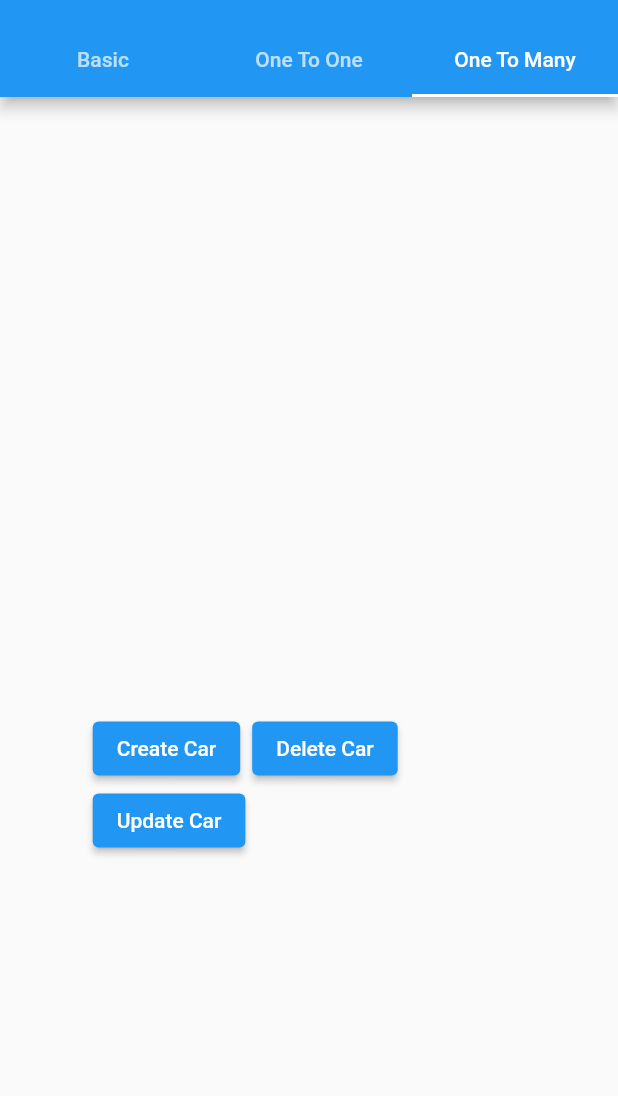
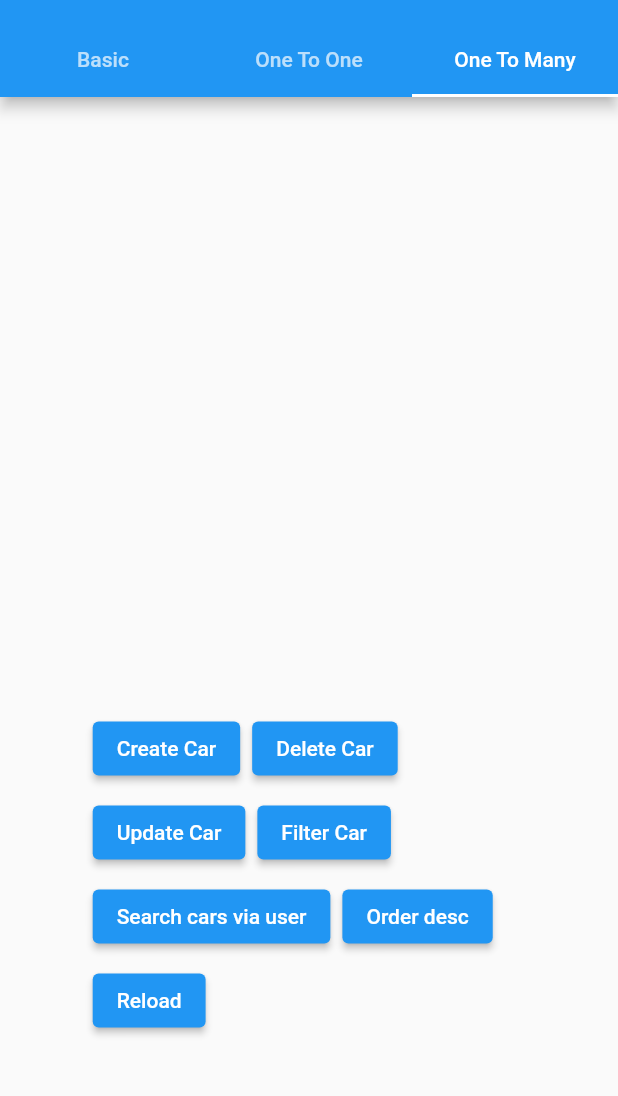
Before and after one commit to w99910/wazeloquent, a Flutter app: the screen it shows after launch, tab 3 chosen, scrolled down 104 dp, after a tap on "Create Car", on a phone screen of 412 x 824 dp, the part 59-1155 px from its top. Run offline on Flutter 3.47's test engine with Material 2 defaults, Android fonts, the phone set to English and light mode, and no system bars; our stand-ins replace sqflite; accounts and stored records are empty.

Commit message:
working on 121 and 12Many

```diff
--- a/example/lib/models/car.dart
+++ b/example/lib/models/car.dart
@@ -28,13 +28,15 @@ class Car extends RelationshipModel with OneToOne {
         id: int.parse(data['id'].toString()),
         userId: data['user_id'].toString(),
         name: data['name'].toString());
-    car.user = await car.getUser();
+    var users = await (await car.getUser()).get();
+    if (users != null && users.isNotEmpty) {
+      car.user = User.fromDB(users.first);
+    }
     return car;
   }
 
-  Future<User> getUser() async {
-    var user = await belongsTo('users');
-    return User.fromDB(user!);
+  Future<RelationshipModel> getUser() async {
+    return belongsTo('users');
   }
 
   @override
@@ -50,16 +52,4 @@ class Car extends RelationshipModel with OneToOne {
         'createdAt': createdAt?.toIso8601String(),
         'updatedAt': updatedAt?.toIso8601String()
       };
-
-  @override
-  // TODO: implement columns
-  List<String> get columns => throw UnimplementedError();
-
-  @override
-  // TODO: implement getPrimaryColumn
-  String get getPrimaryColumn => throw UnimplementedError();
-
-  @override
-  // TODO: implement tableName
-  String get tableName => throw UnimplementedError();
 }
--- a/example/lib/models/user.dart
+++ b/example/lib/models/user.dart
@@ -1,6 +1,5 @@
 import 'dart:developer';
 
-import 'package:example/eloquents/car.dart';
 import 'package:example/eloquents/user.dart';
 import 'package:example/models/car.dart';
 import 'package:wazeloquent/wazeloquent.dart';
@@ -12,7 +11,7 @@ class User extends RelationshipModel with OneToOne, OneToMany {
   DateTime? createdAt;
   DateTime? updatedAt;
   Car? car;
-  final List<Car> cars = [];
+  List<Car> cars = [];
   User(
       {required this.id,
       required this.name,
@@ -29,21 +28,12 @@ class User extends RelationshipModel with OneToOne, OneToMany {
         updatedAt: DateTime.parse(user['updatedAt'].toString()));
   }
 
-  Future<Car?> getCar() async {
-    var car = await hasOne('cars');
-    if (car != null) {
-      return Car.fromDB(car);
-    }
-    return null;
+  Future<RelationshipModel> getCar() async {
+    return hasOne('cars');
   }
 
-  Future<List<Car>> getCars() async {
-    var data = await hasMany('cars');
-    List<Car> cars = [];
-    for (var car in data) {
-      cars.add(Car.fromDB(car));
-    }
-    return cars;
+  Future<RelationshipModel> getCars() async {
+    return hasMany('cars');
   }
 
   static Future<User> withCar(Map<String, Object?> data) async {
@@ -53,7 +43,10 @@ class User extends RelationshipModel with OneToOne, OneToMany {
         password: data['password'].toString(),
         createdAt: DateTime.parse(data['createdAt'].toString()),
         updatedAt: DateTime.parse(data['updatedAt'].toString()));
-    user.car = await user.getCar();
+    var cars = await (await user.getCar()).get();
+    if (cars != null && cars.isNotEmpty) {
+      user.car = Car.fromDB(cars.first);
+    }
     return user;
   }
 
@@ -64,7 +57,12 @@ class User extends RelationshipModel with OneToOne, OneToMany {
         password: data['password'].toString(),
         createdAt: DateTime.parse(data['createdAt'].toString()),
         updatedAt: DateTime.parse(data['updatedAt'].toString()));
-    user.cars.addAll(await user.getCars());
+    var cars = await (await user.getCars()).get();
+    if (cars != null && cars.isNotEmpty) {
+      for (var car in cars) {
+        user.cars.add(Car.fromDB(car));
+      }
+    }
     return user;
   }
 
@@ -81,16 +79,4 @@ class User extends RelationshipModel with OneToOne, OneToMany {
         'createdAt': createdAt?.toIso8601String(),
         'updatedAt': updatedAt?.toIso8601String()
       };
-
-  @override
-  // TODO: implement columns
-  List<String> get columns => throw UnimplementedError();
-
-  @override
-  // TODO: implement getPrimaryColumn
-  String get getPrimaryColumn => throw UnimplementedError();
-
-  @override
-  // TODO: implement tableName
-  String get tableName => throw UnimplementedError();
 }
--- a/example/lib/pages/basic.dart
+++ b/example/lib/pages/basic.dart
@@ -155,6 +155,7 @@ class _BasicState extends State<Basic> {
             width: size.width * 0.7,
             child: Wrap(
               spacing: 8,
+              runSpacing: 8,
               children: [
                 ElevatedButton(
                     onPressed: createUser, child: const Text('Create User')),
--- a/example/lib/pages/one_to_many.dart
+++ b/example/lib/pages/one_to_many.dart
@@ -34,10 +34,10 @@ class _OneToManyWidgetState extends State<OneToManyWidget> {
     super.initState();
   }
 
-  showSnack(String message) {
+  showSnack(String message, {Duration? duration}) {
     ScaffoldMessenger.of(context).showSnackBar(SnackBar(
       content: Text(message),
-      duration: const Duration(milliseconds: 600),
+      duration: duration ?? const Duration(milliseconds: 600),
     ));
   }
 
@@ -84,7 +84,7 @@ class _OneToManyWidgetState extends State<OneToManyWidget> {
       showSnack('Empty User');
       return;
     }
-    var data = await carEloquent.create(values: {
+    var data = await carEloquent.create({
       'name': carNames[Random().nextInt(carNames.length)],
       'user_id': users[Random().nextInt(users.length)].id,
       'createdAt': DateTime.now().toIso8601String(),
@@ -92,6 +92,13 @@ class _OneToManyWidgetState extends State<OneToManyWidget> {
     });
     showSnack('Created id - $data');
     loadUsers();
+  }
+
+  filterCars() async {
+    User user = users[Random().nextInt(users.length)];
+    showSnack(
+      'Filtering for cars which ${user.name} owns ... ',
+    );
   }
 
   delete() async {
@@ -102,6 +109,49 @@ class _OneToManyWidgetState extends State<OneToManyWidget> {
     var data = await carEloquent.where('id', cars.first.id.toString()).delete();
     showSnack('Delete rows - $data');
     loadCars();
+  }
+
+  search() async {
+    if (users.isEmpty) {
+      showSnack('Empty user');
+    }
+    User user = users[Random().nextInt(users.length)];
+    showSnack('Searching for "F" cars which ${user.name} owns ... ',
+        duration: const Duration(milliseconds: 1500));
+    var data = await (await user.getCars()).search('F');
+    List<String> searchCarIds = data.map((e) => e['id'].toString()).toList();
+    showSnack('Search rows - ${data.length}');
+    List<User> temp = [];
+    for (var user in users) {
+      if (user.cars.isNotEmpty &&
+          user.cars
+              .where((element) => searchCarIds.contains(element.id.toString()))
+              .isNotEmpty) {
+        temp.add(user);
+      }
+    }
+    setState(() {
+      users = temp;
+    });
+  }
+
+  orderDesc() async {
+    User user = users[Random().nextInt(users.length)];
+    showSnack('Ordering desc for ${user.name}',
+        duration: const Duration(milliseconds: 2000));
+    var data = await (await user.getCars()).orderByDesc('name').get();
+    int index = users.indexOf(user);
+    List<Car> temp = [];
+    user.cars = [];
+    if (data != null) {
+      for (var car in data) {
+        temp.add(Car.fromDB(car));
+      }
+    }
+    user.cars = temp;
+    setState(() {
+      users[index] = user;
+    });
   }
 
   @override
@@ -154,6 +204,7 @@ class _OneToManyWidgetState extends State<OneToManyWidget> {
             width: size.width * 0.7,
             child: Wrap(
               spacing: 8,
+              runSpacing: 8,
               children: [
                 ElevatedButton(
                     onPressed: create, child: const Text('Create Car')),
@@ -161,15 +212,15 @@ class _OneToManyWidgetState extends State<OneToManyWidget> {
                     onPressed: delete, child: const Text('Delete Car')),
                 ElevatedButton(
                     onPressed: () {}, child: const Text('Update Car')),
-                // ElevatedButton(
-                //     onPressed: () {},
-                //     child: const Text('Filter Cars by user name')),
-                // ElevatedButton(
-                //     onPressed: () {}, child: const Text('Order desc')),
-                // ElevatedButton(
-                //     onPressed: loadUsers, child: const Text('Reload')),
-                // ElevatedButton(onPressed: () {}, child: const Text('Skip')),
-                // ElevatedButton(onPressed: () {}, child: const Text('Take 2'))
+                ElevatedButton(
+                    onPressed: filterCars, child: const Text('Filter Car')),
+                ElevatedButton(
+                    onPressed: search,
+                    child: const Text('Search cars via user')),
+                ElevatedButton(
+                    onPressed: orderDesc, child: const Text('Order desc')),
+                ElevatedButton(
+                    onPressed: loadUsers, child: const Text('Reload')),
               ],
             ),
           )
--- a/example/lib/pages/one_to_one.dart
+++ b/example/lib/pages/one_to_one.dart
@@ -79,26 +79,29 @@ class _OneToOneWidgetState extends State<OneToOneWidget> {
     });
   }
 
+  update() async {
+    if (cars.isEmpty) {
+      showSnack('Empty car');
+      return;
+    }
+    User user = users[Random().nextInt(users.length)];
+    var data = await (await user.getCar()).update({'name': 'Audi R8'});
+
+    showSnack('Updated - $data');
+    loadCars();
+  }
+
   create() async {
     if (users.isEmpty) {
       showSnack('Empty User');
       return;
     }
-    var data = await carEloquent.create(values: {
+    var data =
+        await (await users[Random().nextInt(users.length)].getCar()).create({
       'name': carNames[Random().nextInt(carNames.length)],
-      'user_id': users[Random().nextInt(users.length)].id,
       'createdAt': DateTime.now().toIso8601String(),
       'updatedAt': DateTime.now().toIso8601String()
     });
-
-    // var data = await userEloquent.createIfNotExists(check: {
-    //   'id': 1
-    // }, create: {
-    //   'name': names[Random().nextInt(4)],
-    //   'password': 'pass',
-    //   'createdAt': DateTime.now().toIso8601String(),
-    //   'updatedAt': DateTime.now().toIso8601String()
-    // });
     showSnack('Created id - $data');
     loadCars();
   }
@@ -108,8 +111,9 @@ class _OneToOneWidgetState extends State<OneToOneWidget> {
       showSnack('Empty car');
       return;
     }
-    var data = await carEloquent.where('id', cars.first.id.toString()).delete();
-    showSnack('Delete rows - $data');
+    User user = users[Random().nextInt(users.length)];
+    var data = await (await user.getCar()).delete();
+    showSnack('Delete rows - $data where user name : ${user.name}');
     loadCars();
   }
 
@@ -145,22 +149,16 @@ class _OneToOneWidgetState extends State<OneToOneWidget> {
             width: size.width * 0.7,
             child: Wrap(
               spacing: 8,
+              runSpacing: 8,
               children: [
                 ElevatedButton(
                     onPressed: create, child: const Text('Create Car')),
                 ElevatedButton(
                     onPressed: delete, child: const Text('Delete Car')),
                 ElevatedButton(
-                    onPressed: () {}, child: const Text('Update Car')),
-                ElevatedButton(
-                    onPressed: () {},
-                    child: const Text('Filter Cars by user name')),
-                ElevatedButton(
-                    onPressed: () {}, child: const Text('Order desc')),
+                    onPressed: update, child: const Text('Update Car')),
                 ElevatedButton(
                     onPressed: loadUsers, child: const Text('Reload')),
-                ElevatedButton(onPressed: () {}, child: const Text('Skip')),
-                ElevatedButton(onPressed: () {}, child: const Text('Take 2'))
               ],
             ),
           )
```
Also changed, not shown: 30 other files.
